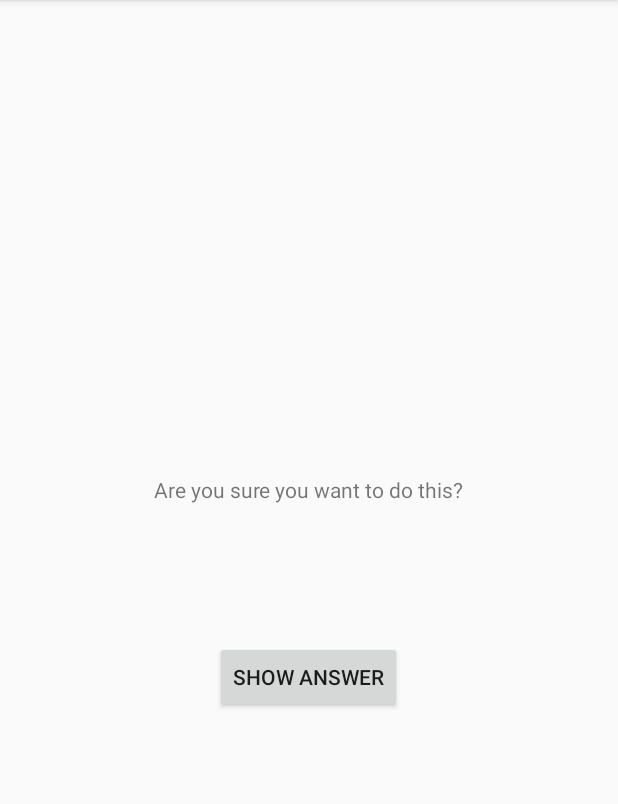
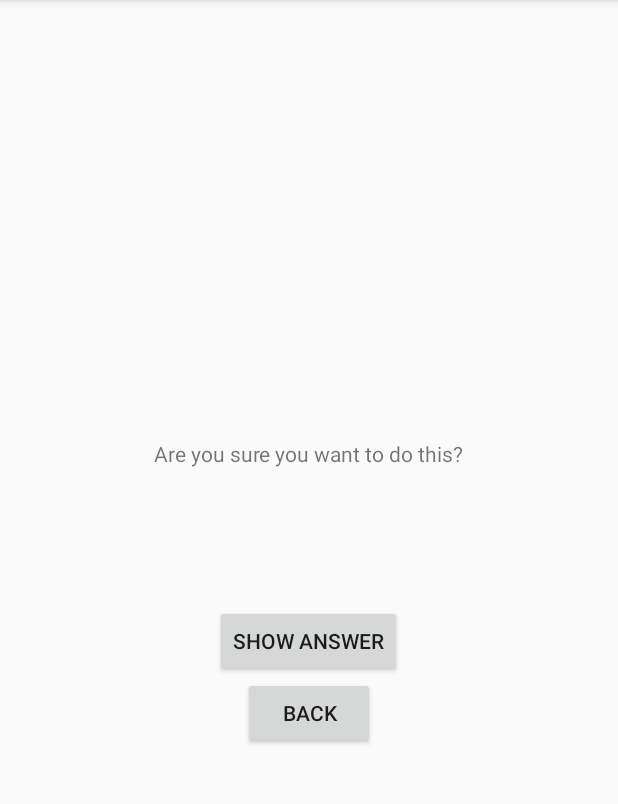
Before and after one commit to Miranda1713/GeoQuiz_HW_5_Ex_1b, an Android app: the CheatActivity screen opened directly, with no data from a screen before it, on a phone screen of 412 x 824 dp, the part 84-888 px from its top. Run offline under Robolectric (Android 15) with nearby library versions, the phone set to English and light mode, and no system bars.

Commit message:
back button commit

```diff
--- a/app/src/main/java/com/flagg/msu/geoquiz/CheatActivity.kt
+++ b/app/src/main/java/com/flagg/msu/geoquiz/CheatActivity.kt
@@ -9,11 +9,13 @@ import com.flagg.msu.geoquiz.databinding.ActivityCheatBinding
 
 const val EXTRA_ANSWER_SHOWN = "com.flagg.msu.geoquiz.answer_shown"
 private const val EXTRA_ANSWER_IS_TRUE = "com.flagg.msu.geoquiz.answer_is_true"
+const val EXTRA_GO_BACK = "com.flagg.msu.geoquiz.go_back"
 class CheatActivity : AppCompatActivity() {
 
     private lateinit var binding: ActivityCheatBinding
 
     private var answerIsTrue = false
+    private var goBack = false
 
     override fun onCreate(savedInstanceState: Bundle?) {
         super.onCreate(savedInstanceState)
@@ -21,6 +23,7 @@ class CheatActivity : AppCompatActivity() {
         setContentView(binding.root)
 
         answerIsTrue = intent.getBooleanExtra(EXTRA_ANSWER_IS_TRUE, false)
+        goBack = intent.getBooleanExtra(EXTRA_GO_BACK, false)
 
         binding.showAnswerButton.setOnClickListener {
             val answerText = when {
@@ -29,6 +32,11 @@ class CheatActivity : AppCompatActivity() {
             }
             binding.answerTextView.setText(answerText)
             setAnswerShownResult(true)
+        }
+
+        binding.backButton.setOnClickListener {
+            val intent = Intent(this, MainActivity::class.java)
+            startActivity(intent)
         }
     }
 
@@ -42,7 +50,7 @@ class CheatActivity : AppCompatActivity() {
     companion object {
         fun newIntent(packageContext: Context, answerIsTrue: Boolean): Intent {
             return Intent(packageContext, CheatActivity::class.java).apply {
-            putExtra(EXTRA_ANSWER_IS_TRUE, answerIsTrue)
+                putExtra(EXTRA_ANSWER_IS_TRUE, answerIsTrue)
             }
         }
     }
--- a/app/src/main/res/layout/activity_cheat.xml
+++ b/app/src/main/res/layout/activity_cheat.xml
@@ -25,4 +25,10 @@
         android:layout_height="wrap_content"
         android:text="@string/show_answer_button"/>
 
+    <Button
+        android:id="@+id/back_button"
+        android:layout_width="wrap_content"
+        android:layout_height="wrap_content"
+        android:text="@string/back_button"/>
+
 </LinearLayout>
--- a/app/src/main/res/values/strings.xml
+++ b/app/src/main/res/values/strings.xml
@@ -14,6 +14,7 @@
     <string name="incorrect_toast">Incorrect!</string>
     <string name="warning_text">Are you sure you want to do this?</string>
     <string name="show_answer_button">Show Answer</string>
+    <string name="back_button">Back</string>
     <string name="cheat_button">Cheat!</string>
     <string name="judgment_toast">Cheating is wrong.</string>
 </resources>
```
Also changed, not shown: app/src/main/java/com/flagg/msu/geoquiz/MainActivity.kt (+26 -13 lines), app/src/main/java/com/flagg/msu/geoquiz/QuizViewModel.kt (+9 -0 lines).
